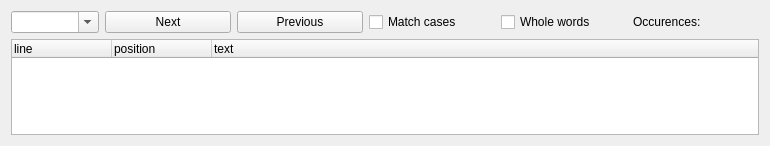
Old version of the form ui/finddialog.ui in the repository baziorek/STC_editor.
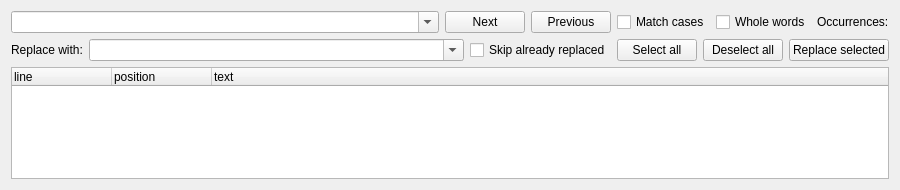
New version of the form.

Commit message: Added find & replace feature

The edit to the form file:
```diff
--- a/ui/finddialog.ui
+++ b/ui/finddialog.ui
@@ -6,15 +6,15 @@
    <rect>
     <x>0</x>
     <y>0</y>
-    <width>770</width>
-    <height>146</height>
+    <width>900</width>
+    <height>190</height>
    </rect>
   </property>
   <property name="windowTitle">
    <string>Form</string>
   </property>
   <layout class="QGridLayout" name="gridLayout">
-   <item row="1" column="0">
+   <item row="2" column="0">
     <widget class="QTreeWidget" name="foundTextsTreeWidget">
      <column>
       <property name="text">
@@ -38,7 +38,7 @@
      <item>
       <widget class="QComboBox" name="textSearchField">
        <property name="sizePolicy">
-        <sizepolicy hsizetype="Maximum" vsizetype="Fixed">
+        <sizepolicy hsizetype="Expanding" vsizetype="Fixed">
          <horstretch>0</horstretch>
          <verstretch>0</verstretch>
         </sizepolicy>
@@ -85,12 +85,84 @@
         <string>occurences count of provided text in format: case sensitive (case sensitive whole word) / case insensitive (case insensitive whole word)</string>
        </property>
        <property name="text">
-        <string>Occurences:</string>
+        <string>Occurrences:</string>
        </property>
       </widget>
      </item>
     </layout>
    </item>
+   <item row="1" column="0">
+    <widget class="QWidget" name="replaceOptionsWidget" native="true">
+     <layout class="QHBoxLayout" name="replaceOptionsLayout">
+      <property name="leftMargin">
+       <number>0</number>
+      </property>
+      <property name="topMargin">
+       <number>0</number>
+      </property>
+      <property name="rightMargin">
+       <number>0</number>
+      </property>
+      <property name="bottomMargin">
+       <number>0</number>
+      </property>
+      <item>
+       <widget class="QLabel" name="replaceTextLabel">
+        <property name="text">
+         <string>Replace with:</string>
+        </property>
+       </widget>
+      </item>
+      <item>
+       <widget class="QComboBox" name="replaceTextField">
+        <property name="sizePolicy">
+         <sizepolicy hsizetype="Expanding" vsizetype="Fixed">
+          <horstretch>0</horstretch>
+          <verstretch>0</verstretch>
+         </sizepolicy>
+        </property>
+        <property name="editable">
+         <bool>true</bool>
+        </property>
+        <property name="placeholderText">
+         <string>Replacement text</string>
+        </property>
+       </widget>
+      </item>
+      <item>
+       <widget class="QCheckBox" name="skipAlreadyReplacedCheckBox">
+        <property name="toolTip">
+         <string>Skip a match when it is already part of the replacement text. For example, skip &quot;cout&quot; in &quot;std::cout&quot;.</string>
+        </property>
+        <property name="text">
+         <string>Skip already replaced</string>
+        </property>
+       </widget>
+      </item>
+      <item>
+       <widget class="QPushButton" name="selectAllMatchesButton">
+        <property name="text">
+         <string>Select all</string>
+        </property>
+       </widget>
+      </item>
+      <item>
+       <widget class="QPushButton" name="deselectAllMatchesButton">
+        <property name="text">
+         <string>Deselect all</string>
+        </property>
+       </widget>
+      </item>
+      <item>
+       <widget class="QPushButton" name="replaceSelectedMatchesButton">
+        <property name="text">
+         <string>Replace selected</string>
+        </property>
+       </widget>
+      </item>
+     </layout>
+    </widget>
+   </item>
   </layout>
  </widget>
  <resources/>
```
Left out of the diff: 2 changed lines with no effect on the pictures. The commit also changes 7 other files.
